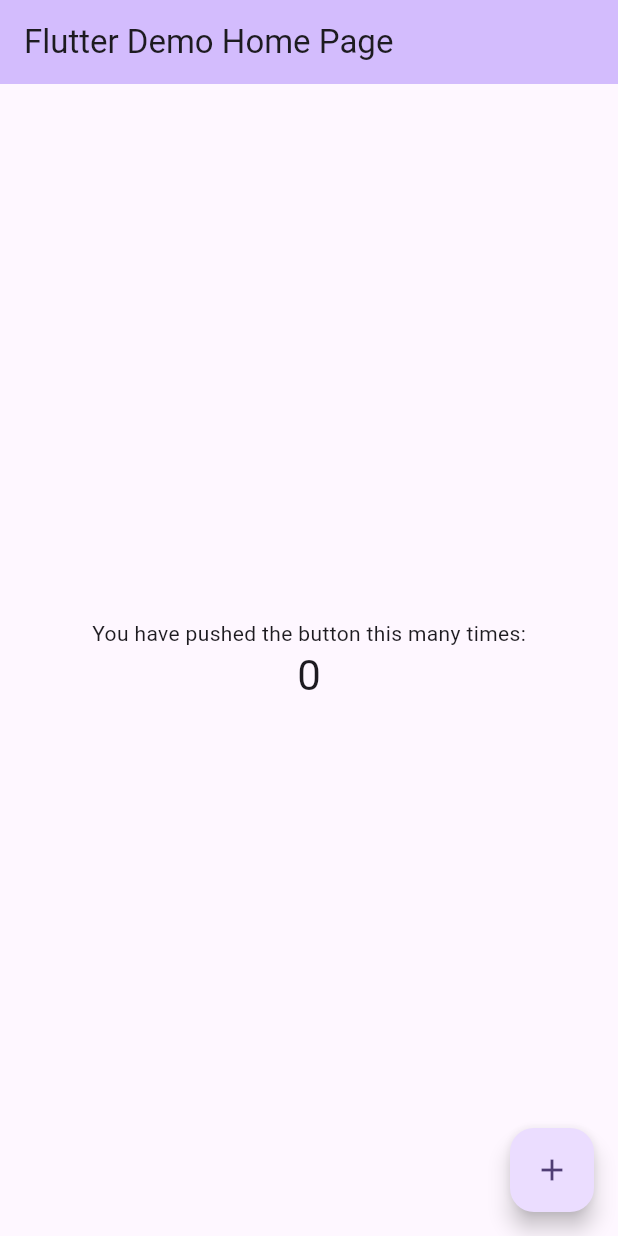
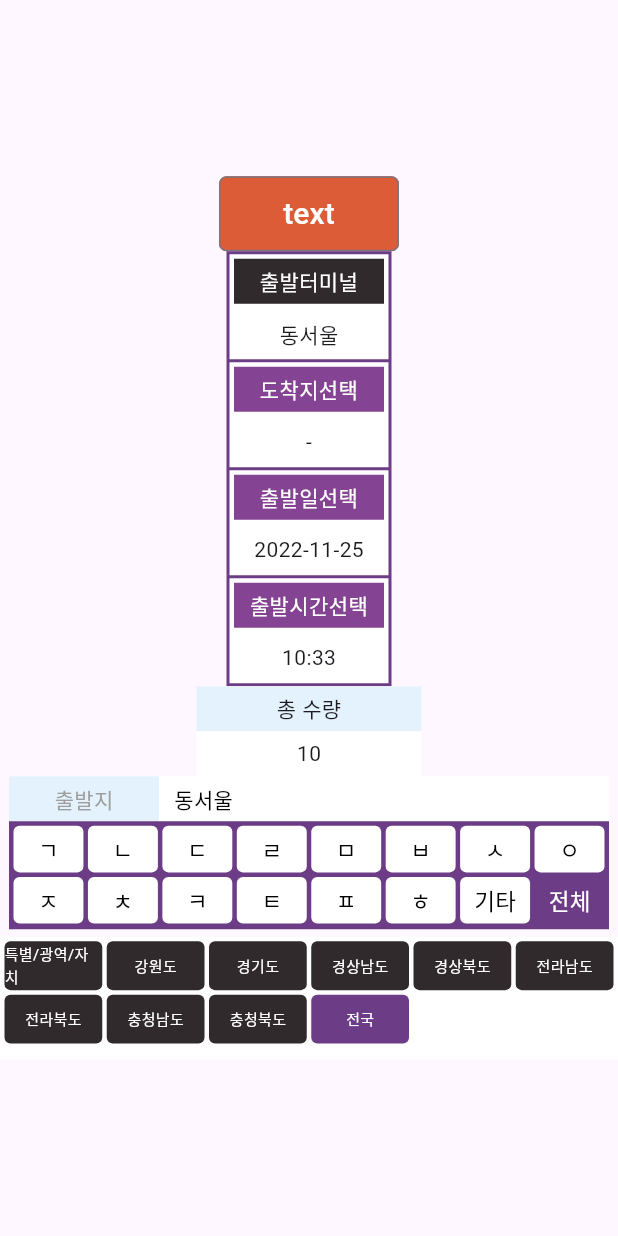
Before and after one commit to haram22/Liku_App, a Flutter app: the screen it shows after launch, on a phone screen of 412 x 824 dp. Run offline on Flutter 3.47's test engine with Material 3 defaults, Android fonts, the light colour scheme and no system bars.

Commit message:
[Feat] Comp by haram

```diff
--- /dev/null
+++ b/lib/Components/Comp.dart
@@ -0,0 +1,163 @@
+import 'package:flutter/material.dart';
+import 'package:liku/Theme/Colors.dart';
+
+class OrangeButton extends StatelessWidget {
+  final String text;
+
+  const OrangeButton({Key? key, required this.text}) : super(key: key);
+
+  @override
+  Widget build(BuildContext context) {
+    return Container(
+      width: 120,
+      height: 50,
+      child: OutlinedButton(
+        style: OutlinedButton.styleFrom(
+          backgroundColor: primaryOrange,
+          shape: RoundedRectangleBorder(
+            borderRadius: BorderRadius.circular(5), // 여기에 원하는 radius 값을 설정하세요
+          ),
+        ),
+        onPressed: () {
+          print("button pressed");
+        },
+        child: Text(
+          text,
+          style: TextStyle(color: Colors.white, fontSize: 20),
+        ),
+      ),
+    );
+  }
+}
+
+class ShowInfo extends StatelessWidget {
+  const ShowInfo({super.key});
+
+  @override
+  Widget build(BuildContext context) {
+    return Container(
+      color: primaryPurple,
+      height: 290,
+      child: Padding(
+        padding: const EdgeInsets.all(2.0),
+        child: Column(
+          children: [
+            InfoContainer(title: "출발터미널", content: "동서울", color: primaryBlack),
+            SizedBox(height: 2),
+            InfoContainer(title: "도착지선택", content: "-", color: subPurple),
+            SizedBox(height: 2),
+            InfoContainer(
+                title: "출발일선택", content: "2022-11-25", color: subPurple),
+            SizedBox(height: 2),
+            InfoContainer(title: "출발시간선택", content: "10:33", color: subPurple)
+          ],
+        ),
+      ),
+    );
+  }
+}
+
+class InfoContainer extends StatelessWidget {
+  final String title;
+  final String content;
+  final Color color;
+  const InfoContainer(
+      {Key? key,
+      required this.title,
+      required this.content,
+      required this.color})
+      : super(key: key);
+
+  @override
+  Widget build(BuildContext context) {
+    return Container(
+      height: 70,
+      color: Colors.white,
+      child: Column(
+        children: [
+          Padding(
+            padding: const EdgeInsets.all(3.0),
+            child: Container(
+              alignment: Alignment.center,
+              color: color,
+              width: 100,
+              height: 30,
+              child: Text(
+                title,
+                textAlign: TextAlign.center,
+                style: TextStyle(color: Colors.white),
+              ),
+            ),
+          ),
+          SizedBox(height: 7),
+          Text(content)
+        ],
+      ),
+    );
+  }
+}
+
+class FinalResult extends StatelessWidget {
+  final String title;
+  final String data;
+  const FinalResult({Key? key, required this.title, required this.data});
+
+  @override
+  Widget build(BuildContext context) {
+    return Container(
+      color: Colors.white,
+      height: 60,
+      child: Column(
+        children: [
+          Container(
+              alignment: Alignment.center,
+              width: 150,
+              height: 30,
+              color: Colors.blue[50],
+              child: Text(title)),
+          SizedBox(height: 5),
+          Text(data)
+        ],
+      ),
+    );
+  }
+}
+
+class TicketResults extends StatelessWidget {
+  final String title;
+  final String content;
+  final double width;
+  const TicketResults(
+      {Key? key,
+      required this.title,
+      required this.content,
+      required this.width});
+
+  @override
+  Widget build(BuildContext context) {
+    return Container(
+      width: 400,
+      height: 30,
+      color: Colors.white,
+      child: Row(
+        crossAxisAlignment: CrossAxisAlignment.center,
+        children: [
+          Container(
+            alignment: Alignment.center,
+            color: Colors.blue[50],
+            width: width,
+            child: Text(
+              title,
+              style: TextStyle(color: Colors.grey[500]),
+            ),
+          ),
+          SizedBox(width: 10),
+          Text(
+            content,
+            style: TextStyle(color: Colors.black),
+          )
+        ],
+      ),
+    );
+  }
+}
--- /dev/null
+++ b/lib/Components/GridComp.dart
@@ -0,0 +1,112 @@
+import 'package:flutter/material.dart';
+import 'package:liku/Theme/Colors.dart';
+
+class TextWordView extends StatefulWidget {
+  const TextWordView({Key? key}) : super(key: key);
+
+  @override
+  State<TextWordView> createState() => _TextWordViewState();
+}
+
+class _TextWordViewState extends State<TextWordView> {
+  final List<String> items = [
+    'ㄱ',
+    'ㄴ',
+    'ㄷ',
+    'ㄹ',
+    'ㅁ',
+    'ㅂ',
+    'ㅅ',
+    'ㅇ',
+    'ㅈ',
+    'ㅊ',
+    'ㅋ',
+    'ㅌ',
+    'ㅍ',
+    'ㅎ',
+    '기타',
+    '전체'
+  ];
+
+  @override
+  Widget build(BuildContext context) {
+    return Container(
+      padding: EdgeInsets.all(3.0),
+      color: primaryPurple, // 배경색 설정
+      child: GridView.count(
+        crossAxisCount: 8, // 한 줄에 8개의 아이템
+        crossAxisSpacing: 3.0,
+        mainAxisSpacing: 3.0,
+        childAspectRatio: 1.5,
+        children: List.generate(items.length, (index) {
+          return Container(
+            height: 20,
+            decoration: BoxDecoration(
+              color: index == items.length - 1
+                  ? primaryPurple
+                  : Colors.white, // '전체' 항목의 배경색은 보라색
+              borderRadius: BorderRadius.circular(4.0), // 모서리 반경 설정
+            ),
+            child: Center(
+              child: Text(
+                items[index],
+                style: TextStyle(
+                  fontSize: 15.0,
+                  color:
+                      index == items.length - 1 ? Colors.white : Colors.black,
+                ),
+              ),
+            ),
+          );
+        }),
+      ),
+    );
+  }
+}
+
+class LocationContainer extends StatelessWidget {
+  const LocationContainer({super.key});
+
+  @override
+  Widget build(BuildContext context) {
+    final List<String> items = [
+      '특별/광역/자치',
+      '강원도',
+      '경기도',
+      '경상남도',
+      '경상북도',
+      '전라남도',
+      '전라북도',
+      '충청남도',
+      '충청북도',
+      '전국'
+    ];
+
+    return Container(
+      padding: EdgeInsets.all(3.0),
+      color: Colors.white, // 배경색 설정
+      child: GridView.count(
+        crossAxisCount: 6, // 한 줄에 8개의 아이템
+        crossAxisSpacing: 3.0,
+        mainAxisSpacing: 3.0,
+        childAspectRatio: 2,
+        children: List.generate(items.length, (index) {
+          return Container(
+            decoration: BoxDecoration(
+              color: index == items.length - 1
+                  ? primaryPurple
+                  : primaryBlack, // '전체' 항목의 배경색은 보라색
+              borderRadius: BorderRadius.circular(4.0), // 모서리 반경 설정
+            ),
+            child: Center(
+              child: Text(
+                items[index],
+                style: TextStyle(fontSize: 10.0, color: Colors.white),
+              ),
+            ),
+          );
+        }),
+      ),
+    );
+  }
+}
--- a/lib/main.dart
+++ b/lib/main.dart
@@ -1,4 +1,8 @@
 import 'package:flutter/material.dart';
+import 'package:flutter/rendering.dart';
+
+import 'Components/Comp.dart';
+import 'Components/GridComp.dart';
 
 void main() {
   runApp(const MyApp());
@@ -55,71 +59,29 @@
 }
 
 class _MyHomePageState extends State<MyHomePage> {
-  int _counter = 0;
-
-  void _incrementCounter() {
-    setState(() {
-      // This call to setState tells the Flutter framework that something has
-      // changed in this State, which causes it to rerun the build method below
-      // so that the display can reflect the updated values. If we changed
-      // _counter without calling setState(), then the build method would not be
-      // called again, and so nothing would appear to happen.
-      _counter++;
-    });
-  }
-
   @override
   Widget build(BuildContext context) {
-    // This method is rerun every time setState is called, for instance as done
-    // by the _incrementCounter method above.
-    //
-    // The Flutter framework has been optimized to make rerunning build methods
-    // fast, so that you can just rebuild anything that needs updating rather
-    // than having to individually change instances of widgets.
     return Scaffold(
-      appBar: AppBar(
-        // TRY THIS: Try changing the color here to a specific color (to
-        // Colors.amber, perhaps?) and trigger a hot reload to see the AppBar
-        // change color while the other colors stay the same.
-        backgroundColor: Theme.of(context).colorScheme.inversePrimary,
-        // Here we take the value from the MyHomePage object that was created by
-        // the App.build method, and use it to set our appbar title.
-        title: Text(widget.title),
+      body: Column(
+        mainAxisAlignment: MainAxisAlignment.center,
+        children: <Widget>[
+          OrangeButton(text: "text"),
+          ShowInfo(),
+          FinalResult(title: "총 수량", data: "10"),
+          TicketResults(title: "출발지", content: "동서울", width: 100),
+          Container(
+              alignment: Alignment.center,
+              width: 400,
+              height: 72,
+              child: TextWordView()),
+          SizedBox(height: 5),
+          Container(
+              alignment: Alignment.center,
+              width: 450,
+              height: 82,
+              child: LocationContainer())
+        ],
       ),
-      body: Center(
-        // Center is a layout widget. It takes a single child and positions it
-        // in the middle of the parent.
-        child: Column(
-          // Column is also a layout widget. It takes a list of children and
-          // arranges them vertically. By default, it sizes itself to fit its
-          // children horizontally, and tries to be as tall as its parent.
-          //
-          // Column has various properties to control how it sizes itself and
-          // how it positions its children. Here we use mainAxisAlignment to
-          // center the children vertically; the main axis here is the vertical
-          // axis because Columns are vertical (the cross axis would be
-          // horizontal).
-          //
-          // TRY THIS: Invoke "debug painting" (choose the "Toggle Debug Paint"
-          // action in the IDE, or press "p" in the console), to see the
-          // wireframe for each widget.
-          mainAxisAlignment: MainAxisAlignment.center,
-          children: <Widget>[
-            const Text(
-              'You have pushed the button this many times:',
-            ),
-            Text(
-              '$_counter',
-              style: Theme.of(context).textTheme.headlineMedium,
-            ),
-          ],
-        ),
-      ),
-      floatingActionButton: FloatingActionButton(
-        onPressed: _incrementCounter,
-        tooltip: 'Increment',
-        child: const Icon(Icons.add),
-      ), // This trailing comma makes auto-formatting nicer for build methods.
     );
   }
 }
```
